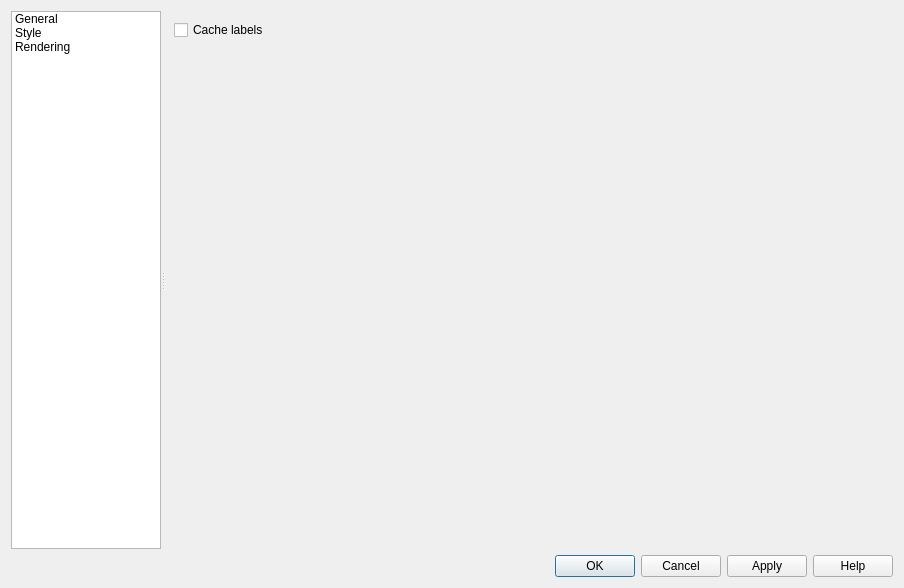
Qt form src/ui/qgslabellayerpropertiesbase.ui (mhugo/QGIS) before a commit.
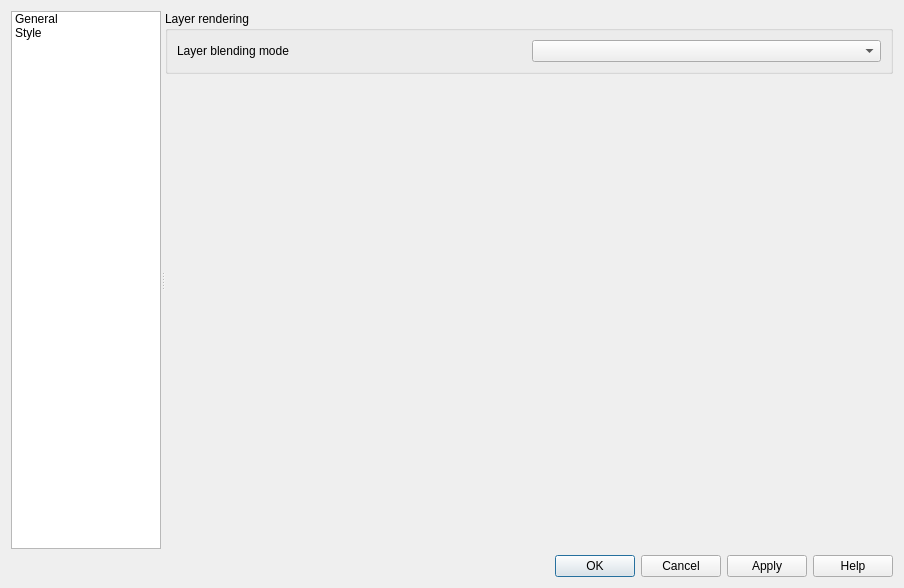
The same form after that commit. The open tabs and pages were chosen to show the change. Icons and pictures are not drawn. Custom widgets are drawn as their Qt base class.

Commit message: Refactor: use QgsMapRendererCache to cache labels

What changed in the file:
```diff
--- a/src/ui/qgslabellayerpropertiesbase.ui
+++ b/src/ui/qgslabellayerpropertiesbase.ui
@@ -108,18 +108,6 @@
             <normaloff>:/images/themes/default/propertyicons/symbology.png</normaloff>:/images/themes/default/propertyicons/symbology.png</iconset>
           </property>
          </item>
-         <item>
-          <property name="text">
-           <string>Rendering</string>
-          </property>
-          <property name="toolTip">
-           <string>Rendering</string>
-          </property>
-          <property name="icon">
-           <iconset resource="../../images/images.qrc">
-            <normaloff>:/images/themes/default/propertyicons/rendering.png</normaloff>:/images/themes/default/propertyicons/rendering.png</iconset>
-          </property>
-         </item>
         </widget>
        </item>
       </layout>
@@ -298,30 +286,6 @@
            </item>
           </layout>
          </widget>
-         <widget class="QWidget" name="mOptsPage_Rendering">
-          <layout class="QVBoxLayout" name="verticalLayout_4">
-           <item>
-            <widget class="QCheckBox" name="mCacheLabelsChkBox">
-             <property name="text">
-              <string>Cache labels</string>
-             </property>
-            </widget>
-           </item>
-           <item>
-            <spacer name="verticalSpacer_3">
-             <property name="orientation">
-              <enum>Qt::Vertical</enum>
-             </property>
-             <property name="sizeHint" stdset="0">
-              <size>
-               <width>20</width>
-               <height>488</height>
-              </size>
-             </property>
-            </spacer>
-           </item>
-          </layout>
-         </widget>
         </widget>
        </item>
       </layout>
```
Left out of the diff: 2 changed lines with no effect on the pictures. The commit also changes 9 other files.
